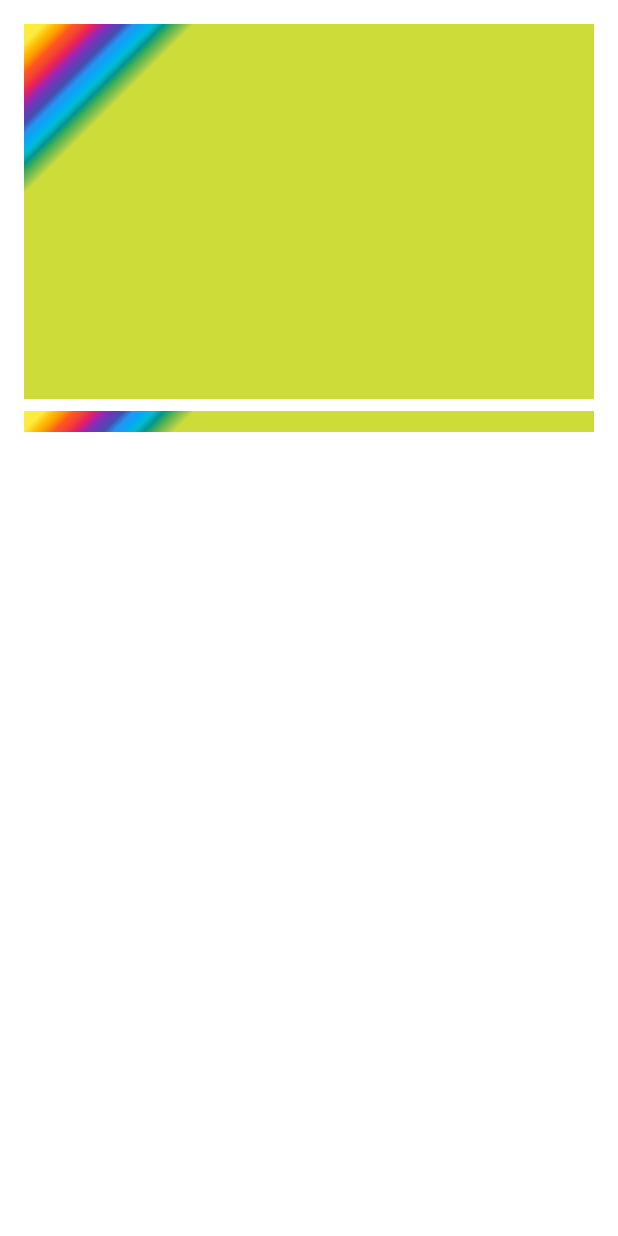
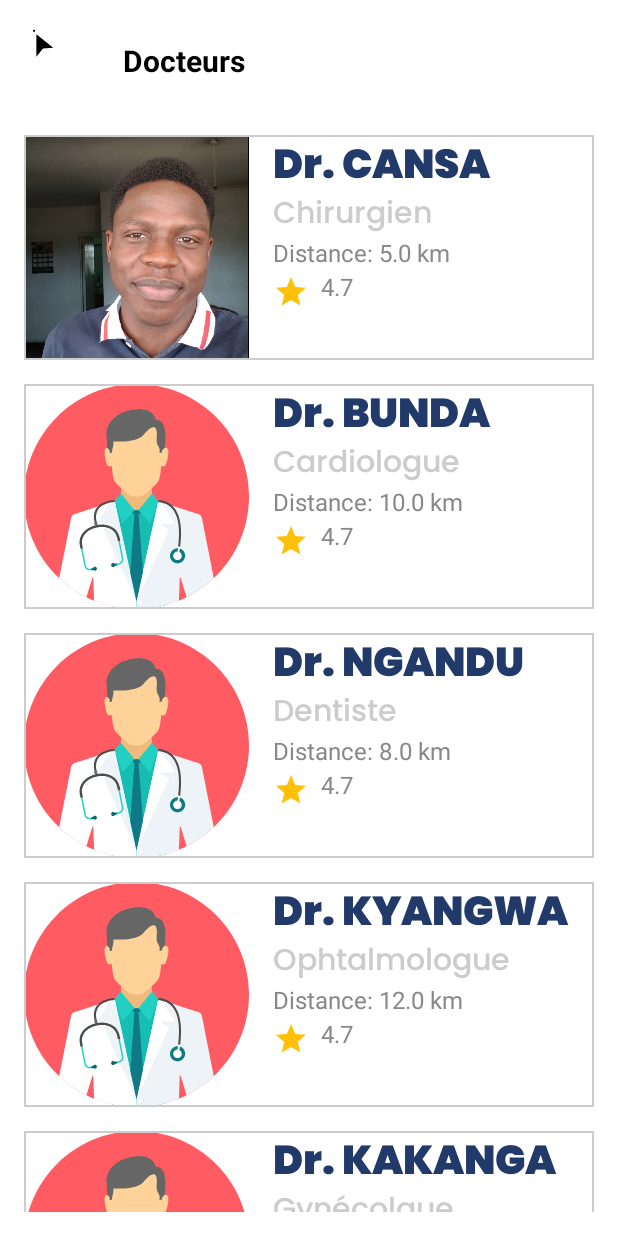
Before and after one commit to bernard-ng/unh-medifax-android, an Android app built with Jetpack Compose: the @Preview function PreviewShimmerAnimation, on a phone screen of 412 x 824 dp. Run offline under Robolectric (Android 15) with nearby library versions, the phone set to English and light mode, and no system bars.

Commit message:
Ajout du fichier ListDoctor.kt  qui affiche les docteurs disponibles et autres fichiers auxiliaires

```diff
--- a/app/src/main/java/tech/devscast/medifax/ui/screens/ListDoctor.kt
+++ b/app/src/main/java/tech/devscast/medifax/ui/screens/ListDoctor.kt
@@ -9,25 +9,44 @@ import androidx.compose.animation.core.animateFloat
 import androidx.compose.animation.core.infiniteRepeatable
 import androidx.compose.animation.core.rememberInfiniteTransition
 import androidx.compose.animation.core.tween
+import androidx.compose.foundation.Image
 import androidx.compose.foundation.background
+import androidx.compose.foundation.border
+import androidx.compose.foundation.clickable
+import androidx.compose.foundation.layout.Box
 import androidx.compose.foundation.layout.Column
+import androidx.compose.foundation.layout.Row
 import androidx.compose.foundation.layout.Spacer
 import androidx.compose.foundation.layout.fillMaxWidth
 import androidx.compose.foundation.layout.height
 import androidx.compose.foundation.layout.padding
 import androidx.compose.foundation.layout.size
+import androidx.compose.foundation.layout.width
 import androidx.compose.foundation.lazy.LazyColumn
+import androidx.compose.foundation.rememberScrollState
+import androidx.compose.foundation.verticalScroll
+import androidx.compose.material.icons.Icons
+import androidx.compose.material.icons.filled.Star
+import androidx.compose.material3.Icon
 import androidx.compose.material3.MaterialTheme
 import androidx.compose.material3.MaterialTheme.typography
 import androidx.compose.material3.Surface
+import androidx.compose.material3.Text
 import androidx.compose.runtime.Composable
 import androidx.compose.runtime.getValue
+import androidx.compose.ui.Alignment
 import androidx.compose.ui.Modifier
 import androidx.compose.ui.geometry.Offset
 import androidx.compose.ui.graphics.Brush
 import androidx.compose.ui.graphics.Color
+import androidx.compose.ui.res.painterResource
+import androidx.compose.ui.text.TextStyle
+import androidx.compose.ui.text.font.FontWeight
 import androidx.compose.ui.tooling.preview.Preview
 import androidx.compose.ui.unit.dp
+import androidx.compose.ui.unit.sp
+import tech.devscast.medifax.R
+import tech.devscast.medifax.ui.theme.poppinsFontFamily
 
 
 class ListDoctor : ComponentActivity() {
@@ -51,8 +70,11 @@ class ListDoctor : ComponentActivity() {
 
 @Composable
 fun ShimmerAnimation() {
-    val transition = rememberInfiniteTransition()
+    val transition = rememberInfiniteTransition(
+        label = "transition"
+    )
     val translateAnim by transition.animateFloat(
+        label = "transition",
         initialValue = 0f,
         targetValue = 1000f,
         animationSpec = infiniteRepeatable(
@@ -61,8 +83,8 @@ fun ShimmerAnimation() {
         )
     )
 
-    // Liste des couleurs de scintillement
-    val ShimmerColorShades = listOf(
+
+    val shimmerColorShades = listOf(
         Color(0xFFFFEB3B),
         Color(0xFFFFC107),
         Color(0xFFFF9800),
@@ -78,11 +100,12 @@ fun ShimmerAnimation() {
         Color(0xFF009688),
         Color(0xFF4CAF50),
         Color(0xFF8BC34A),
-        Color(0xFFCDDC39)
+        Color(0xFFCDDC39),
+        Color(0xFFCCCCCC)
     )
 
     val brush = Brush.linearGradient(
-        colors = ShimmerColorShades,
+        colors = shimmerColorShades,
         start = Offset(10f, 10f),
         end = Offset(translateAnim, translateAnim)
     )
@@ -92,22 +115,136 @@ fun ShimmerAnimation() {
 
 @Composable
 fun ShimmerItem(brush: Brush) {
-    Column(modifier = Modifier.padding(16.dp)) {
+
+    val scrollState = rememberScrollState()
+
+
+    Column(
+        modifier = Modifier
+            .padding(16.dp)
+            .verticalScroll(scrollState)
+    ) {
+
+        Row(
+            modifier = Modifier.fillMaxWidth(),
+            verticalAlignment = Alignment.CenterVertically
+        ) {
+            Box(
+                modifier = Modifier
+                    .size(50.dp)
+                    .clickable {  }
+            ) {
+                Icon(
+                    painter = painterResource(id = R.drawable.ic_arrow_black),
+                    contentDescription = "Back",
+                    modifier = Modifier.size(24.dp)
+                )
+            }
+            Spacer(modifier = Modifier.width(16.dp))
+            Text(
+                text = "Docteurs",
+                fontWeight = FontWeight.Bold,
+                fontSize = 20.sp,
+                color = Color.Black,
+                modifier = Modifier.align(Alignment.CenterVertically)
+            )
+        }
+        Spacer(modifier = Modifier.height(16.dp))
+
+
+        DoctorItem("Dr. CANSA", "Chirurgien", 5f, R.drawable.profil, 4.7, brush)
+        DoctorItem("Dr. BUNDA", "Cardiologue", 10f, R.drawable.doctor_svgrepo_com, 4.7, brush)
+        DoctorItem("Dr. NGANDU", "Dentiste", 8f, R.drawable.doctor_svgrepo_com, 4.7, brush)
+        DoctorItem("Dr. KYANGWA", "Ophtalmologue", 12f, R.drawable.doctor_svgrepo_com, 4.7, brush)
+        DoctorItem("Dr. KAKANGA", "Gynécolgue", 15f, R.drawable.doctor_svgrepo_com, 4.7, brush)
+        DoctorItem("Dr. KINYANTA", "Pédiatre", 20f, R.drawable.doctor_svgrepo_com, 4.7, brush)
+
+    }
+}
+
+
+@Composable
+fun DoctorItem(
+    name: String,
+    specialty: String,
+    distance: Float,
+    imageResourceId: Int,
+    rating: Double,
+    brush: Brush
+) {
+
+
+    Box(
+        modifier = Modifier
+            .fillMaxWidth()
+            .padding(vertical = 8.dp)
+            .border(width = 1.dp, color = Color.LightGray)
+    ) {
+        Row(modifier = Modifier.fillMaxWidth()) {
+            Image(
+                painter = painterResource(id = imageResourceId),
+                contentDescription = "Photo du Médecin",
+                modifier = Modifier.size(150.dp)
+            )
+            Spacer(modifier = Modifier.width(16.dp))
+            Column(modifier = Modifier.weight(1f)) {
+                Text(
+                    text = name,
+                    fontWeight = FontWeight.Black,
+                    fontFamily = poppinsFontFamily,
+                    fontSize = 27.sp,
+                    color = Color(0xFF223A6A)
+                )
+                Text(
+                    text = specialty,
+                    fontWeight = FontWeight.Medium,
+                    fontFamily = poppinsFontFamily,
+                    fontSize = 20.sp,
+                    color = Color(0xFFCCCCCC)
+                )
+                Spacer(modifier = Modifier.height(4.dp))
+                Text(
+                    text = "Distance: $distance km",
+                    fontSize = 16.sp,
+                    color = Color.Gray
+                )
+                Spacer(modifier = Modifier.height(4.dp))
+                RatingBar(rating = rating, Color(0xFFFFC107))
+            }
+        }
         Spacer(
             modifier = Modifier
                 .fillMaxWidth()
-                .size(250.dp)
-                .background(brush = brush)
-        )
-        Spacer(
-            modifier = Modifier
-                .fillMaxWidth()
-                .height(30.dp)
+                .height(10.dp)
                 .padding(vertical = 8.dp)
                 .background(brush = brush)
         )
     }
 }
+
+@Composable
+fun RatingBar(rating: Double, starColor: Color) {
+    Row {
+        Icon(
+            imageVector = Icons.Filled.Star,
+            contentDescription = "Rating",
+            tint = starColor,
+            modifier = Modifier.size(24.dp)
+        )
+        Text(
+            text = rating.toString(),
+            style = TextStyle(
+                color = Color.Gray,
+                fontSize = 16.sp
+            ),
+            modifier = Modifier.padding(start = 8.dp)
+        )
+    }
+}
+
+
+
+
 
 @Composable
 fun ShimmerAnimationTheme(darkTheme: Boolean, function: @Composable () -> Unit) {
@@ -127,7 +264,6 @@ fun ShimmerAnimationTheme(darkTheme: Boolean, function: @Composable () -> Unit)
     )
 }
 
-
 @Preview(showBackground = true, device = "id:pixel_8_pro", showSystemUi = true)
 @Composable
 fun PreviewShimmerAnimation() {
--- /dev/null
+++ b/app/src/main/res/drawable/ic_arrow_back.xml
@@ -0,0 +1,8 @@
+<ImageView xmlns:tools="http://schemas.android.com/tools"
+    android:id="@+id/backButton"
+    android:layout_width="wrap_content"
+    android:layout_height="wrap_content"
+    android:src="@drawable/ic_arrow_back"
+    android:contentDescription="@string/back"
+    xmlns:android="http://schemas.android.com/apk/res/android"
+    tools:ignore="ResourceCycle" />
--- /dev/null
+++ b/app/src/main/res/drawable/ic_arrow_black.xml
@@ -0,0 +1,9 @@
+<vector xmlns:android="http://schemas.android.com/apk/res/android"
+    android:viewportWidth="32"
+    android:viewportHeight="32"
+    android:width="32dp"
+    android:height="32dp">
+    <path
+        android:pathData="M8.990234 5c-0.5522847 0 -1 0.4477153 -1 1 0 0.5522847 0.4477153 1 1 1 0.5522847 0 1 -0.4477153 1 -1 0 -0.5522847 -0.4477153 -1 -1 -1zm2 4L11 29 16.841796 21.769531 26 21Z"
+        android:fillColor="#FF000000" />
+</vector>
--- /dev/null
+++ b/app/src/main/res/drawable/rating_bar.xml
@@ -0,0 +1,8 @@
+<RatingBar
+    android:id="@+id/ratingBar"
+    android:layout_width="wrap_content"
+    android:layout_height="wrap_content"
+    android:numStars="5"
+    android:rating="4.7"
+    android:stepSize="0.1"
+    android:isIndicator="true" />
```
Also changed, not shown: app/src/main/res/drawable/profil.png (added).
